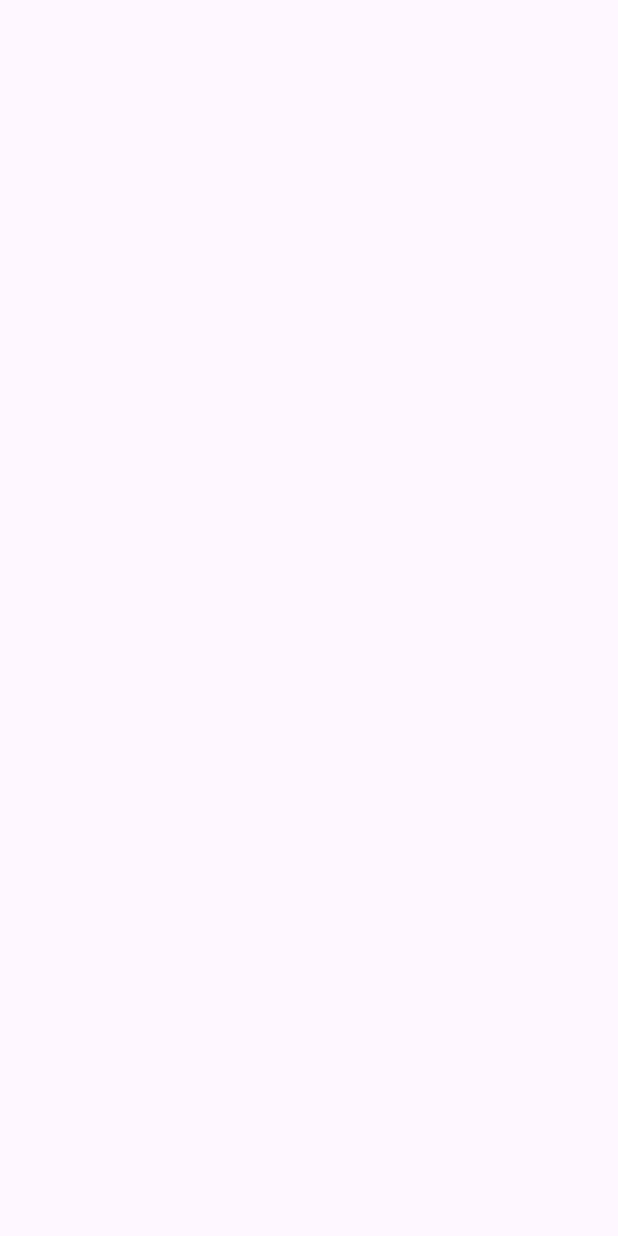
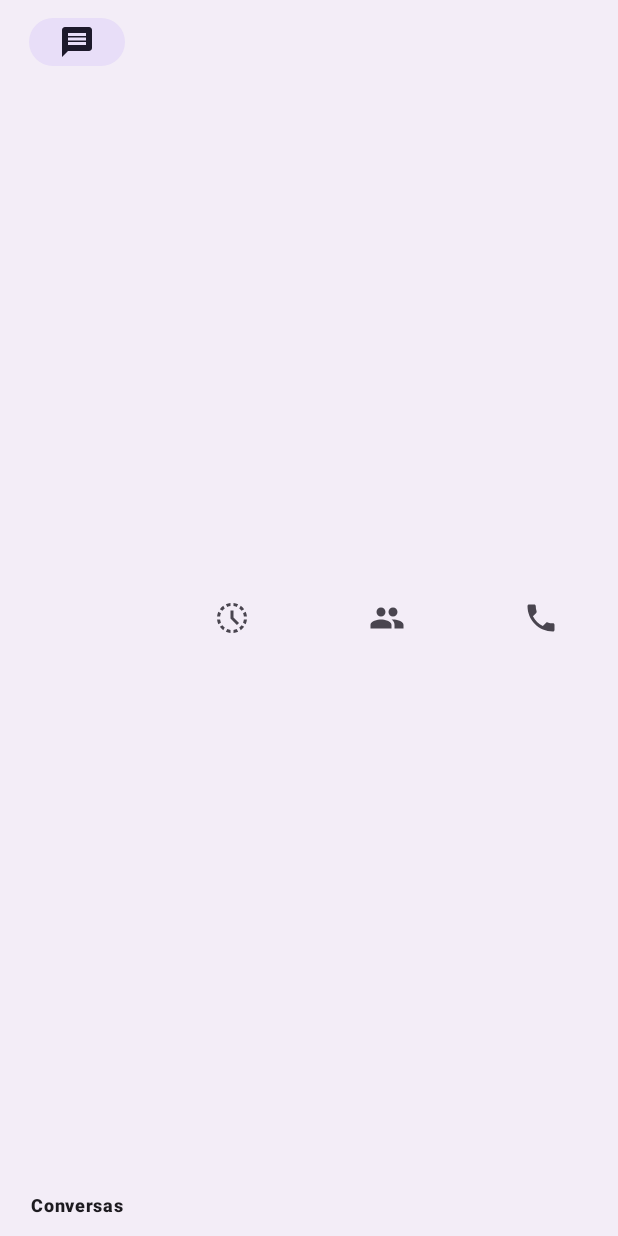
Before and after one commit to Vini082/BottomNavigation, an Android app: the screen it shows after launch (ChatActivity), on a phone screen of 412 x 824 dp. Before the commit the screen is empty. Run offline under Robolectric (Android 15) with nearby library versions, the phone set to English and light mode, and no system bars.

Commit message:
Bottom nav

```diff
--- /dev/null
+++ b/app/src/main/res/drawable/baseline_local_phone.xml
@@ -0,0 +1,5 @@
+<vector xmlns:android="http://schemas.android.com/apk/res/android" android:height="24dp" android:tint="#000000" android:viewportHeight="24" android:viewportWidth="24" android:width="24dp">
+
+    <path android:fillColor="@android:color/white" android:pathData="M6.62,10.79c1.44,2.83 3.76,5.14 6.59,6.59l2.2,-2.2c0.27,-0.27 0.67,-0.36 1.02,-0.24 1.12,0.37 2.33,0.57 3.57,0.57 0.55,0 1,0.45 1,1V20c0,0.55 -0.45,1 -1,1 -9.39,0 -17,-7.61 -17,-17 0,-0.55 0.45,-1 1,-1h3.5c0.55,0 1,0.45 1,1 0,1.25 0.2,2.45 0.57,3.57 0.11,0.35 0.03,0.74 -0.25,1.02l-2.2,2.2z"/>
+
+</vector>
--- /dev/null
+++ b/app/src/main/res/drawable/baseline_people.xml
@@ -0,0 +1,5 @@
+<vector xmlns:android="http://schemas.android.com/apk/res/android" android:height="24dp" android:tint="#000000" android:viewportHeight="24" android:viewportWidth="24" android:width="24dp">
+
+    <path android:fillColor="@android:color/white" android:pathData="M16,11c1.66,0 2.99,-1.34 2.99,-3S17.66,5 16,5c-1.66,0 -3,1.34 -3,3s1.34,3 3,3zM8,11c1.66,0 2.99,-1.34 2.99,-3S9.66,5 8,5C6.34,5 5,6.34 5,8s1.34,3 3,3zM8,13c-2.33,0 -7,1.17 -7,3.5L1,19h14v-2.5c0,-2.33 -4.67,-3.5 -7,-3.5zM16,13c-0.29,0 -0.62,0.02 -0.97,0.05 1.16,0.84 1.97,1.97 1.97,3.45L17,19h6v-2.5c0,-2.33 -4.67,-3.5 -7,-3.5z"/>
+
+</vector>
--- a/app/src/main/res/layout/chat_layout.xml
+++ b/app/src/main/res/layout/chat_layout.xml
@@ -1,5 +1,5 @@
 <?xml version="1.0" encoding="utf-8"?>
-<androidx.constraintlayout.widget.ConstraintLayout xmlns:android="http://schemas.android.com/apk/res/android"
+<androidx.coordinatorlayout.widget.CoordinatorLayout xmlns:android="http://schemas.android.com/apk/res/android"
     xmlns:app="http://schemas.android.com/apk/res-auto"
     xmlns:tools="http://schemas.android.com/tools"
     android:id="@+id/main"
@@ -7,4 +7,14 @@
     android:layout_height="match_parent"
     tools:context=".ChatActivity">
 
-</androidx.constraintlayout.widget.ConstraintLayout>
+    <com.google.android.material.bottomnavigation.BottomNavigationView
+        android:layout_width="wrap_content"
+        android:layout_height="match_parent"
+        android:id="@+id/idWhats"
+        app:menu="@menu/menu_whats"
+        android:layout_gravity="bottom"
+        />
+
+
+
+</androidx.coordinatorlayout.widget.CoordinatorLayout>
--- a/app/src/main/res/menu/menu_whats.xml
+++ b/app/src/main/res/menu/menu_whats.xml
@@ -1,8 +1,27 @@
 <?xml version="1.0" encoding="utf-8"?>
-<menu xmlns:android="http://schemas.android.com/apk/res/android">
+<menu xmlns:android="http://schemas.android.com/apk/res/android"
+    xmlns:app="http://schemas.android.com/apk/res-auto">
 
     <item
-        android:id=""
+        android:id="@+id/mConversas"
+        android:icon="@drawable/baseline_message"
+        android:title="Conversas"
+        app:showAsAction="ifRoom" />
+    <item
+        android:id="@+id/mAtualizações"
+        android:icon="@drawable/baseline_history_toggle_off"
+        android:title="Atualizações"
+        app:showAsAction="ifRoom" />
+    <item
+        android:id="@+id/mComunidades"
+        android:icon="@drawable/baseline_people"
+        android:title="Comunidades"
+        app:showAsAction="ifRoom" />
+    <item
+        android:id="@+id/mLigacoes"
+        android:icon="@drawable/baseline_local_phone"
+        android:title="Ligações"
+        app:showAsAction="ifRoom" />
 
 
 </menu>
```
